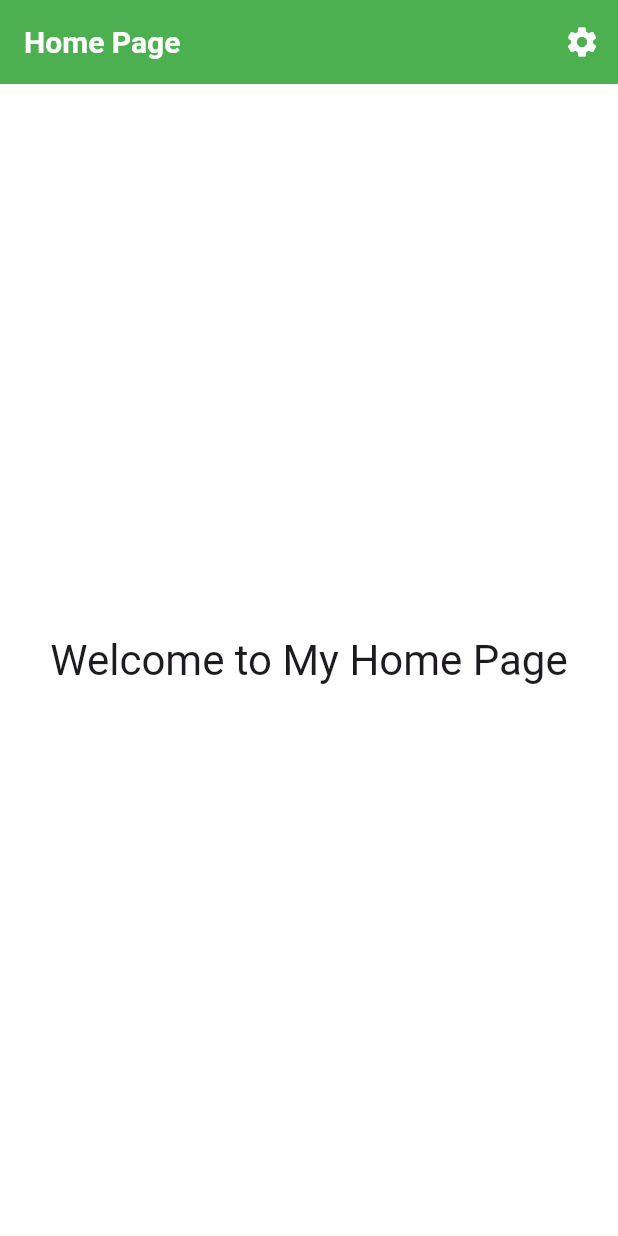
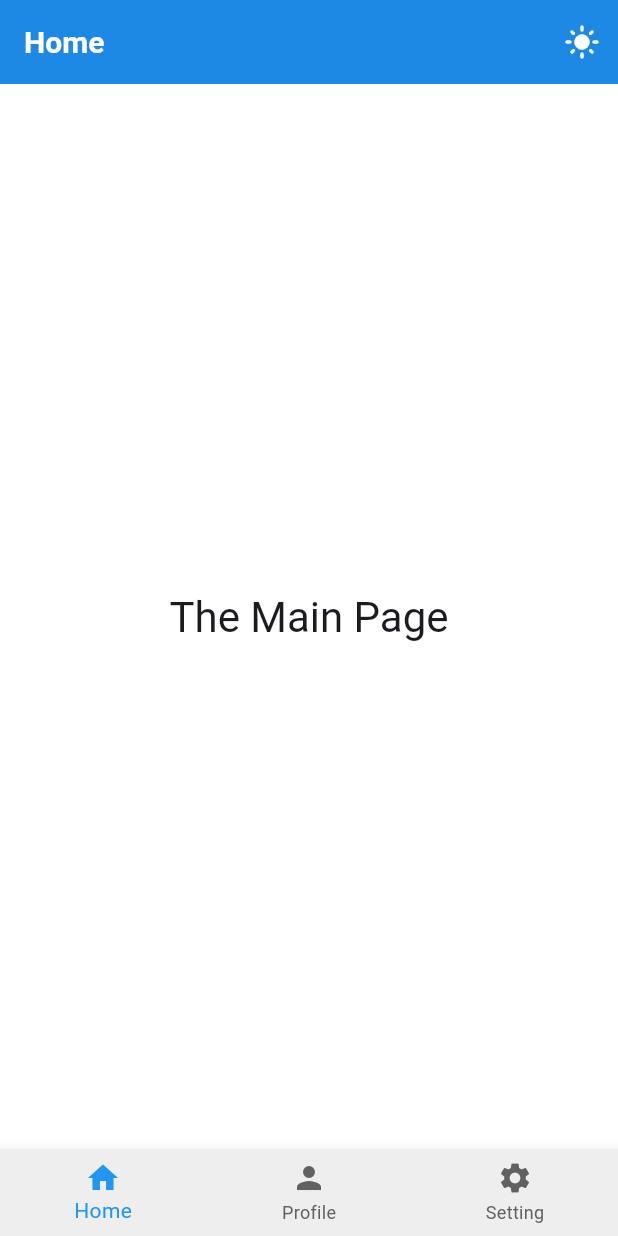
Before and after one commit to ediviar/BATCH_6_Tugas-M2, a Flutter app: the screen it shows after launch, on a phone screen of 412 x 824 dp. Run offline on Flutter 3.47's test engine with Material 3 defaults, Android fonts, the phone set to English and light mode, and no system bars; our stand-ins replace flutter_bloc.

Commit message:
Your commit message here

```diff
--- a/lib/main.dart
+++ b/lib/main.dart
@@ -1,4 +1,6 @@
 import 'package:flutter/material.dart';
+import 'package:flutter_bloc/flutter_bloc.dart';
+import 'package:project2/tugas-m2/bloc/theme_cubit.dart';
 import 'package:project2/tugas-m2/routes/route.dart';
 import 'package:project2/tugas-m2/themes/theme.dart';
 
@@ -11,14 +13,21 @@ class MyApp extends StatelessWidget {
 
   @override
   Widget build(BuildContext context) {
+    return BlocProvider(
+      create: (context) => ThemeCubit(),
+      child: BlocBuilder<ThemeCubit, ThemeMode>(
+        builder: (context, state) {
           return MaterialApp(
             debugShowCheckedModeBanner: false,
             title: 'Tugas-M2 Flutter',
-      themeMode: ThemeMode.light,
+            themeMode: state,
             theme: lightTheme,
             darkTheme: darkTheme,
             routes: routes,
             initialRoute: MyRoutes.homeRoute,
           );
         }
+      ),
+    );
   }
+}
--- /dev/null
+++ b/lib/tugas-m2/bloc/theme_cubit.dart
@@ -0,0 +1,14 @@
+import 'package:flutter/material.dart';
+import 'package:flutter_bloc/flutter_bloc.dart';
+
+class ThemeCubit extends Cubit<ThemeMode> {
+  ThemeCubit() : super(ThemeMode.light);
+
+  void toggleTheme() {
+    if (state == ThemeMode.light) {
+      emit(ThemeMode.dark);
+    } else {
+      emit(ThemeMode.light);
+    }
+  }
+}
--- a/lib/tugas-m2/pages/home_page.dart
+++ b/lib/tugas-m2/pages/home_page.dart
@@ -1,4 +1,8 @@
 import 'package:flutter/material.dart';
+import 'package:flutter_bloc/flutter_bloc.dart';
+import 'package:project2/tugas-m2/bloc/theme_cubit.dart';
+import 'package:project2/tugas-m2/pages/main_page.dart';
+import 'package:project2/tugas-m2/pages/profile_page.dart';
 import 'package:project2/tugas-m2/pages/setting_page.dart';
 
 class HomePage extends StatefulWidget {
@@ -9,31 +13,82 @@ class HomePage extends StatefulWidget {
 }
 
 class _HomePageState extends State<HomePage> {
+  int _currentIndex = 0;
+  late String _title;
+
+  final List<Widget> _children = [
+    MainPage(),
+    ProfilePage(),
+    SettingPage(),
+  ];
+
+  @override
+  void initState(){
+    super.initState();
+    _title = 'Home';
+  }
+
+  void onTabTapped(int index) {
+     setState(() {
+     _currentIndex = index;
+      switch(index) {
+       case 0: { _title = 'Home'; }
+       break;
+       case 1: { _title = 'Profile'; }
+       break;
+       case 2: { _title = 'Setting'; }
+       break;
+      }
+     });
+   }
+
   @override
   Widget build(BuildContext context) {
     return Scaffold(
       appBar: AppBar(
-        title: const Text("Home Page"),
+        title: Text(_title),
         actions: [
           IconButton(
             onPressed: () {
-              Navigator.push(
-                context,
-                MaterialPageRoute(
-                  builder: (context) => SettingPage(),
+              context.read<ThemeCubit>().toggleTheme();
+              ScaffoldMessenger.of(context).showSnackBar(
+                SnackBar(
+                  content: Text(context.watch<ThemeCubit>().state.isDarkMode),
                 ),
               );
             },
-            icon: const Icon(Icons.settings),
+            icon: Icon(
+              context.watch<ThemeCubit>().state == ThemeMode.dark
+                  ? Icons.dark_mode
+                  : Icons.light_mode,
+            ),
+            tooltip: 'Toggle Theme',
           )
         ],
       ),
-      body: Center(
-        child: Text(
-          'Welcome to My Home Page',
-          style: Theme.of(context).textTheme.headlineMedium,
-        ),
+      body: _children[_currentIndex],
+      bottomNavigationBar: BottomNavigationBar(
+        currentIndex: _currentIndex,
+        onTap: onTabTapped,
+        items: const [
+          BottomNavigationBarItem(
+            icon: Icon(Icons.home),
+            label: 'Home',
+          ),
+          BottomNavigationBarItem(
+            icon: Icon(Icons.person),
+            label: 'Profile',
+          ),
+          BottomNavigationBarItem(
+            icon: Icon(Icons.settings),
+            label: 'Setting',
+          ),
+        ],
       ),
     );
   }
 }
+
+extension on ThemeMode {
+  String get isDarkMode => this == ThemeMode.dark ? 'Dark Mode' : 'Light Mode';
+}
--- /dev/null
+++ b/lib/tugas-m2/pages/main_page.dart
@@ -0,0 +1,17 @@
+import 'package:flutter/material.dart';
+
+class MainPage extends StatelessWidget {
+  const MainPage({super.key});
+
+  @override
+  Widget build(BuildContext context) {
+    return Scaffold(
+      body: Center(
+        child: Text(
+          'The Main Page',
+          style: Theme.of(context).textTheme.headlineMedium,
+        ),
+      ),
+    );
+  }
+}
--- a/lib/tugas-m2/pages/profile_page.dart
+++ b/lib/tugas-m2/pages/profile_page.dart
@@ -6,11 +6,10 @@ class ProfilePage extends StatelessWidget {
   @override
   Widget build(BuildContext context) {
     return Scaffold(
-      appBar: AppBar(
-        title: const Text('Profile Page'),
-      ),
-      body: const Center(
-        child: Text('Welcome to the Profile Page!'),
+      body: Center(
+        child: Text(
+          'The Profile Page',
+          style: Theme.of(context).textTheme.headlineMedium,),
       ),
     );
   }
--- a/lib/tugas-m2/routes/route.dart
+++ b/lib/tugas-m2/routes/route.dart
@@ -1,15 +1,18 @@
 import 'package:project2/tugas-m2/pages/home_page.dart';
+import 'package:project2/tugas-m2/pages/main_page.dart';
 import 'package:project2/tugas-m2/pages/profile_page.dart';
 import 'package:project2/tugas-m2/pages/setting_page.dart';
 
 class MyRoutes {
   static String homeRoute = "/";
+  static String mainRoute = "/main";
   static String profileRoute = "/profile";
   static String settingRoute = "/setting";
 }
 
 final routes = {
   MyRoutes.homeRoute: (context) => const HomePage(),
+  MyRoutes.mainRoute: (context) => const MainPage(),
   MyRoutes.profileRoute: (context) => const ProfilePage(),
   MyRoutes.settingRoute: (context) => const SettingPage(),
 };
--- a/lib/tugas-m2/themes/theme.dart
+++ b/lib/tugas-m2/themes/theme.dart
@@ -2,8 +2,8 @@ import 'package:flutter/material.dart';
 
 final lightTheme = ThemeData(
   appBarTheme: AppBarTheme(
-    backgroundColor: Colors.green,
-    surfaceTintColor: Colors.green,
+    backgroundColor: Colors.blue[600],
+    surfaceTintColor: Colors.blue[600],
     centerTitle: false,
     titleTextStyle: const TextStyle(
       color: Colors.white,
@@ -14,12 +14,32 @@ final lightTheme = ThemeData(
       color: Colors.white,
     ),
   ),
-  scaffoldBackgroundColor: Colors.white
+  brightness: Brightness.light,
+  scaffoldBackgroundColor: Colors.white,
+  switchTheme: SwitchThemeData(
+    thumbColor: WidgetStateProperty.all(Colors.grey[500]),
+    trackColor: WidgetStateProperty.all(Colors.grey[300]),
+  ),
+  bottomNavigationBarTheme: BottomNavigationBarThemeData(
+    backgroundColor: Colors.grey[200],
+    selectedIconTheme: const IconThemeData(
+      color: Colors.blue,
+    ),
+    selectedItemColor: Colors.blue,
+    unselectedItemColor: Colors.grey[700],
+    unselectedIconTheme: IconThemeData(
+      color: Colors.grey[700],
+    ),
+  ),
+  snackBarTheme: SnackBarThemeData(
+    backgroundColor: Colors.grey[800],
+    contentTextStyle: const TextStyle(color: Colors.white),
+  ),
 );
 
 final darkTheme = ThemeData(
   appBarTheme: AppBarTheme(
-    backgroundColor: Colors.black,
+    backgroundColor: Colors.grey[950],
     surfaceTintColor: Colors.black,
     centerTitle: false,
     titleTextStyle: const TextStyle(
@@ -31,5 +51,36 @@ final darkTheme = ThemeData(
       color: Colors.white,
     ),
   ),
+  brightness: Brightness.dark,
   scaffoldBackgroundColor: Colors.grey[900],
+  cardTheme: CardTheme(
+    color: Colors.grey[800],
+  ),
+  textTheme: const TextTheme(
+    bodyLarge: TextStyle(color: Colors.white),
+    bodyMedium: TextStyle(color: Colors.white),
+    bodySmall: TextStyle(color: Colors.white),
+  ),
+  iconTheme: const IconThemeData(
+    color: Colors.white,
+  ),
+  switchTheme: SwitchThemeData(
+    thumbColor: WidgetStateProperty.all(Colors.white),
+    trackColor: WidgetStateProperty.all(Colors.grey),
+  ),
+  bottomNavigationBarTheme: BottomNavigationBarThemeData(
+    backgroundColor: Colors.grey[800],
+    selectedIconTheme: const IconThemeData(
+      color: Colors.white,
+    ),
+    selectedItemColor: Colors.white,
+    unselectedItemColor: Colors.grey[900],
+    unselectedIconTheme: IconThemeData(
+      color: Colors.grey[900],
+    ),
+  ),
+  snackBarTheme: SnackBarThemeData(
+    backgroundColor: Colors.grey[700],
+    contentTextStyle: const TextStyle(color: Colors.white),
+  ),
 );
```
Also changed, not shown: lib/tugas-m2/pages/setting_page.dart (+58 -18 lines), pubspec.yaml (+5 -11 lines), Dark.jpg (added), Light.jpg (added), pubspec.lock. Lines whose indentation alone changed are shown as unchanged.
